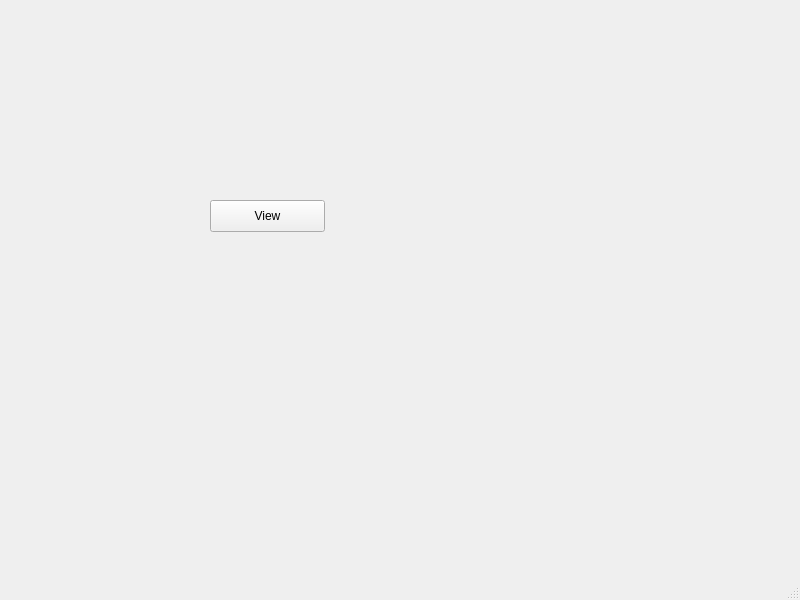
Old version of the form xni/ui/mainwindow.ui in the repository hyounggyu/xni.
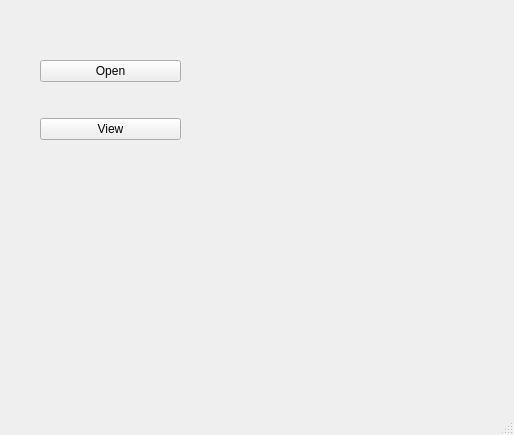
New version of the form.

Commit message: Add open button

Diff of the .ui file:
```diff
--- a/xni/ui/mainwindow.ui
+++ b/xni/ui/mainwindow.ui
@@ -6,26 +6,39 @@
    <rect>
     <x>0</x>
     <y>0</y>
-    <width>800</width>
-    <height>600</height>
+    <width>514</width>
+    <height>435</height>
    </rect>
   </property>
   <property name="windowTitle">
    <string>MainWindow</string>
   </property>
   <widget class="QWidget" name="centralwidget">
-   <widget class="QPushButton" name="viewButton">
+   <widget class="QWidget" name="verticalLayoutWidget">
     <property name="geometry">
      <rect>
-      <x>210</x>
-      <y>200</y>
-      <width>115</width>
-      <height>32</height>
+      <x>40</x>
+      <y>30</y>
+      <width>141</width>
+      <height>141</height>
      </rect>
     </property>
-    <property name="text">
-     <string>View</string>
-    </property>
+    <layout class="QVBoxLayout" name="verticalLayout">
+     <item>
+      <widget class="QPushButton" name="openButton">
+       <property name="text">
+        <string>Open</string>
+       </property>
+      </widget>
+     </item>
+     <item>
+      <widget class="QPushButton" name="viewButton">
+       <property name="text">
+        <string>View</string>
+       </property>
+      </widget>
+     </item>
+    </layout>
    </widget>
   </widget>
   <widget class="QMenuBar" name="menubar">
```
Left out of the diff: 2 changed lines with no effect on the pictures.
